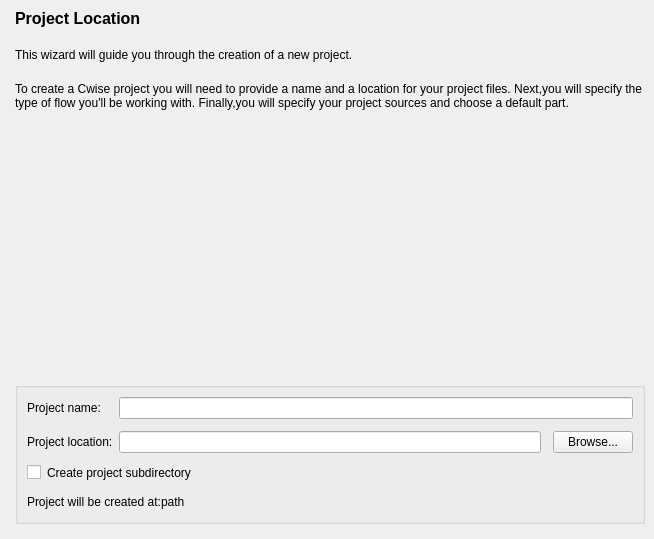
This is src/NewProject/location_form.ui in os-fpga/FOEDAG as Qt 5 draws it before an edit. The edited form follows.
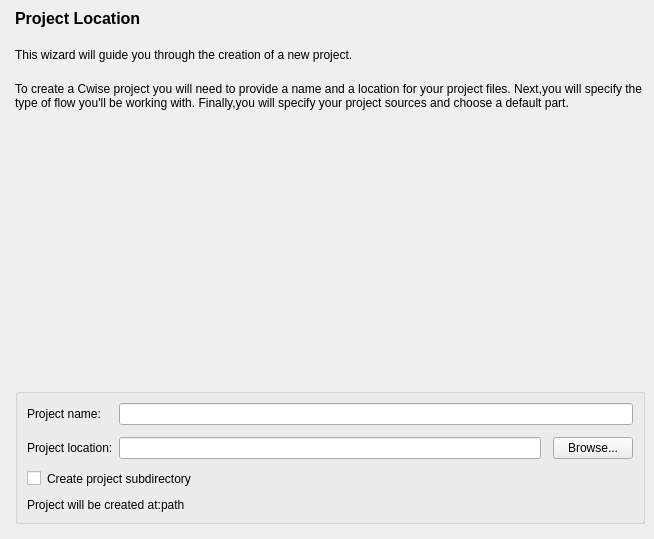
This is the edited form.

Diff of the .ui file:
```diff
--- a/src/NewProject/location_form.ui
+++ b/src/NewProject/location_form.ui
@@ -168,7 +168,7 @@
        </widget>
       </item>
       <item>
-       <layout class="QHBoxLayout" name="horizontalLayout_3" stretch="0,0,0">
+       <layout class="QHBoxLayout" name="horizontalLayout_3" stretch="10,90">
         <property name="spacing">
          <number>0</number>
         </property>
@@ -189,22 +189,6 @@
           </property>
          </widget>
         </item>
-        <item>
-         <spacer name="horizontalSpacer">
-          <property name="orientation">
-           <enum>Qt::Horizontal</enum>
-          </property>
-          <property name="sizeType">
-           <enum>QSizePolicy::Expanding</enum>
-          </property>
-          <property name="sizeHint" stdset="0">
-           <size>
-            <width>40</width>
-            <height>20</height>
-           </size>
-          </property>
-         </spacer>
-        </item>
        </layout>
       </item>
      </layout>
```
